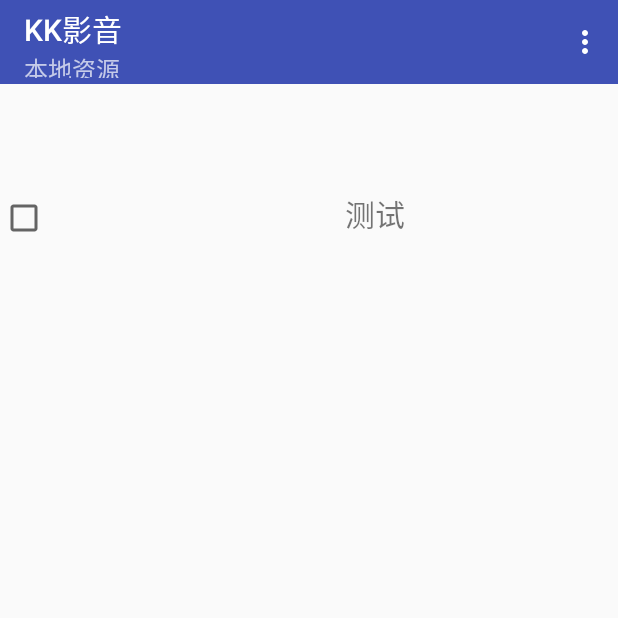
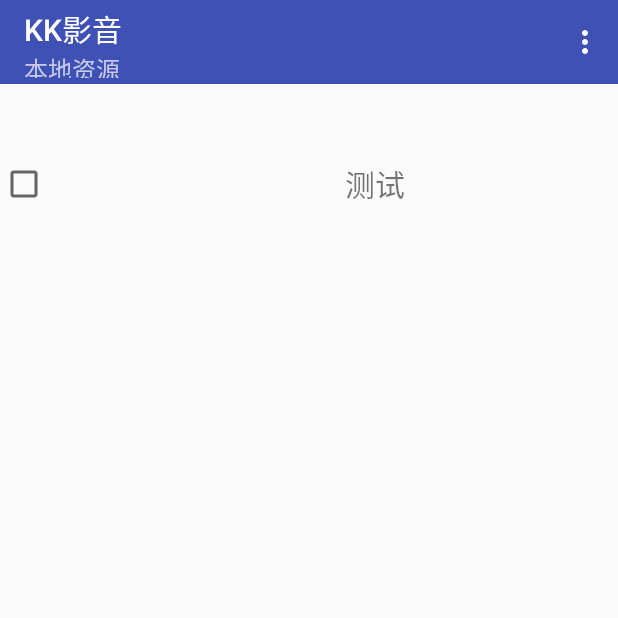
Before and after one commit to jjzhang166/KKPlayer, an Android app: the screen it shows after launch (MainActivity), on a phone screen of 412 x 824 dp, the top half of it. Run offline under Robolectric (Android 15) with nearby library versions, the phone set to English and light mode, and no system bars.

Commit message:
android 控件优化

```diff
--- a/KKPlayerAndroid/app/src/main/AndroidManifest.xml
+++ b/KKPlayerAndroid/app/src/main/AndroidManifest.xml
@@ -9,10 +9,12 @@
         android:icon="@mipmap/ic_launcher"
         android:label="@string/app_name"
         android:supportsRtl="true"
+
         android:theme="@style/AppTheme">
         <activity
             android:name=".MainActivity"
             android:label="@string/app_name"
+            android:configChanges="orientation|screenSize|keyboardHidden"
             android:theme="@style/AppTheme.NoActionBar">
             <intent-filter>
                 <action android:name="android.intent.action.MAIN" />
@@ -21,7 +23,7 @@
             </intent-filter>
         </activity>
         <activity android:name=".CPlayerActivity"
-         android:configChanges="orientation|screenSize"></activity>
+         android:configChanges="orientation|screenSize|keyboardHidden"></activity>
     </application>
     <!-- RECORD_AUDIO is needed to create an audio recorder -->
     <uses-permission android:name="android.permission.RECORD_AUDIO" />
--- a/KKPlayerAndroid/app/src/main/java/com/ic70/kkplayer/kkplayer/CFileManage.java
+++ b/KKPlayerAndroid/app/src/main/java/com/ic70/kkplayer/kkplayer/CFileManage.java
@@ -6,6 +6,7 @@ import android.os.Message;
 
 import java.io.File;
 import java.util.ArrayList;
+import java.util.HashMap;
 import java.util.List;
 //import java.util.logging.Handler;
 
@@ -17,7 +18,7 @@ public class CFileManage extends java.lang.Thread
 {
     private android.os.Handler m_MsgHander;
     private boolean m_Start=false;
-
+    HashMap<String,String> m_PathMap=new HashMap<String,String>();
     public synchronized void start(android.os.Handler handel) {
         m_Start=true;
         m_MsgHander=handel;
@@ -34,27 +35,25 @@ public class CFileManage extends java.lang.Thread
             Path = Environment.getExternalStorageDirectory().getAbsolutePath();
         }
         GetFiles(Path, Extension);
+        Message message = new Message();
 
-        List<CKKMoviePath> Partlist = new ArrayList<CKKMoviePath>();
-        Message message = new Message();
-        int i=0,j=0;
-        while (i<lstFile.size()&&i<100)
-        {
-            CKKMoviePath KKpath = new CKKMoviePath();
-            KKpath.MovieName=lstFile.get(0);
-            Partlist.add( KKpath);
-            lstFile.remove(0);
-            i++;
-        }
-        message.what = COs_KKHander.LIST_STRING;
-        message.obj=Partlist;
+        message.what = COs_KKHander.LIST_MOVIE_INFO;
+        message.obj=lstFile;
         m_MsgHander.sendMessage(message);
     }
 
-    private List<String> lstFile =new ArrayList<String>(); //结果 List
+    private List<CKKMoviePath> lstFile =new ArrayList<CKKMoviePath>(); //结果 List
     public void GetFiles(String Path, String Extension) //搜索目录，扩展名，是否进入子文件夹
     {
+        if(m_PathMap.containsKey(Path))
+        {
+            return;
+        }else
+        {
+            m_PathMap.put(Path,Path);
+        }
         File[] files =new File(Path).listFiles();
+
         if(files!=null) {
             for (int i = 0; i < files.length; i++) {
                 File f = files[i];
@@ -65,12 +64,19 @@ public class CFileManage extends java.lang.Thread
                     {
                        name=name.toLowerCase();
                         if ( name.equals(Extension)) //判断扩展名
-                            lstFile.add(f.getPath());
+                        {
+                            CKKMoviePath KKPath = new CKKMoviePath();
+                            KKPath.MovieName=f.getName();
+                            KKPath.MoviePath=f.getPath();
+                            lstFile.add(KKPath);
+                        }
                     }
+                } else if (f.isDirectory()&&f.getPath().indexOf("/.") == -1&& !f.isHidden()) //忽略点文件（隐藏文件/文件夹）
+                {
+                    //&&f.getName().toLowerCase()!="data" &&
+                        GetFiles(f.getPath(), Extension);
+                }
 
-
-                } else if (f.isDirectory()&&f.getName().toLowerCase()!="data" && f.getPath().indexOf("/.") == -1&& !f.isHidden()) //忽略点文件（隐藏文件/文件夹）
-                    GetFiles(f.getPath(), Extension);
             }
         }
     }
--- a/KKPlayerAndroid/app/src/main/java/com/ic70/kkplayer/kkplayer/CKKMListAdapter.java
+++ b/KKPlayerAndroid/app/src/main/java/com/ic70/kkplayer/kkplayer/CKKMListAdapter.java
@@ -49,12 +49,16 @@ public class CKKMListAdapter extends BaseAdapter
             convertView=inflater.inflate(R.layout.mlist_item, null);
         }
         CheckBox cb=( CheckBox)convertView.findViewById(R.id.CheckBox_0);
-        cb.setOnCheckedChangeListener(new CKKCheckBoxClick(this, array.get(position).MovieName));
+        cb.setOnCheckedChangeListener(new CKKCheckBoxClick(this, array.get(position).MoviePath));
 
 
         TextView textView1=(TextView)convertView.findViewById(R.id.simple_item_1);
         textView1.setText(array.get(position).MovieName);
         textView1.setTextSize(20);//可以设置
+
+        TextView textView2=(TextView)convertView.findViewById(R.id.MoviePathText);
+        textView2.setText(array.get(position).MoviePath);
+
         return convertView;
     }
     protected void onCheckBoxClick(View view,String UserData)
@@ -83,13 +87,5 @@ public class CKKMListAdapter extends BaseAdapter
         {
             m_KKlist.onCheckBoxClick( var1, m_UserData);
         }
-
-       /* public void onClick(View view) {
-             switch(view.getId())
-             {
-                   case R.id.CheckBox_0:
-                                            m_KKlist.onCheckBoxClick(view);
-             }
-        }*/
     }
  }
--- a/KKPlayerAndroid/app/src/main/java/com/ic70/kkplayer/kkplayer/CKKMoviePath.java
+++ b/KKPlayerAndroid/app/src/main/java/com/ic70/kkplayer/kkplayer/CKKMoviePath.java
@@ -7,5 +7,6 @@ package com.ic70.kkplayer.kkplayer;
 public class CKKMoviePath
 {
     public String MovieName;
+    public String MoviePath;
 
 }
--- a/KKPlayerAndroid/app/src/main/java/com/ic70/kkplayer/kkplayer/COs_KKHander.java
+++ b/KKPlayerAndroid/app/src/main/java/com/ic70/kkplayer/kkplayer/COs_KKHander.java
@@ -9,7 +9,7 @@ import java.util.List;
  */
 public class COs_KKHander extends android.os.Handler
 {
-    public static final  int  LIST_STRING=100;
+    public static final  int  LIST_MOVIE_INFO=100;
     private IKKMessageHandler m_KKMessageHandler;
     public COs_KKHander(IKKMessageHandler obj)
     {
--- a/KKPlayerAndroid/app/src/main/java/com/ic70/kkplayer/kkplayer/CPlayerActivity.java
+++ b/KKPlayerAndroid/app/src/main/java/com/ic70/kkplayer/kkplayer/CPlayerActivity.java
@@ -114,8 +114,9 @@ public class CPlayerActivity extends Activity {
         if (keyCode == KeyEvent.KEYCODE_BACK) {
             m_KKPlayer.KKDel();
             m_KKPlayer=null;
+            Log.v("MoviePath", "Del");
+            finish();
             Log.v("MoviePath", "退出 over mmm");
-            finish();
         }
         return false;
     }
--- a/KKPlayerAndroid/app/src/main/java/com/ic70/kkplayer/kkplayer/MainActivity.java
+++ b/KKPlayerAndroid/app/src/main/java/com/ic70/kkplayer/kkplayer/MainActivity.java
@@ -9,6 +9,8 @@ import android.support.design.widget.FloatingActionButton;
 import android.support.design.widget.Snackbar;
 import android.support.v7.app.AppCompatActivity;
 import android.support.v7.widget.Toolbar;
+import android.util.Log;
+import android.view.KeyEvent;
 import android.view.View;
 import android.view.Menu;
 import android.view.MenuItem;
@@ -30,10 +32,24 @@ import java.util.List;
 public class MainActivity extends AppCompatActivity implements IKKMessageHandler
 {
     private  Handler m_Handler;
+    //视频文件管理
     private CFileManage m_FileManage;
+    boolean m_HandleIni=false;
+    private List<CKKMoviePath> m_lstFile;
+    public MainActivity()
+    {
+        Log.v("MainActivity","初始化" );
+        //扫描文件系统
+        m_FileManage = new CFileManage();
+    }
     @Override
     protected void onCreate(Bundle savedInstanceState) {
         super.onCreate(savedInstanceState);
+        IniControl();
+        ListView Localmovie_list = (ListView) findViewById(R.id.listView);/**/
+    }
+    void IniControl()
+    {
         setContentView(R.layout.activity_main);
         Toolbar toolbar = (Toolbar) findViewById(R.id.toolbar);
         //toolbar.setLogo(R.drawable.ic_launcher);
@@ -43,6 +59,12 @@ public class MainActivity extends AppCompatActivity implements IKKMessageHandler
         toolbar.setSubtitle("本地资源");
         setSupportActionBar(toolbar);
 
+        if(m_lstFile==null&&m_Handler==null)
+        {
+            m_Handler = new COs_KKHander(this);
+            m_FileManage.start(m_Handler);
+            m_HandleIni=true;
+        }
         //设置动画效果。
         ImageView infoOperatingIV = (ImageView)findViewById(R.id.RotateImageView);
         Animation operatingAnim = AnimationUtils.loadAnimation(this, R.anim.dirtiprotate);
@@ -53,27 +75,23 @@ public class MainActivity extends AppCompatActivity implements IKKMessageHandler
             infoOperatingIV.bringToFront();
             infoOperatingIV.setVisibility(View.VISIBLE);
         }
-        //扫描文件系统
-        m_Handler = new COs_KKHander(this);
-        m_FileManage = new CFileManage();
-        m_FileManage.start(m_Handler);
-        ListView Localmovie_list = (ListView) findViewById(R.id.listView);/**/
     }
     public void onConfigurationChanged (Configuration newConfig){
 
         super.onConfigurationChanged(newConfig);
-        setContentView(R.layout.activity_main);
-        //注意，这里删除了init()，否则又初始化了，状态就丢失
-        //findViews();
-        //setListensers();
+        IniControl();
+        if(m_lstFile!=null)
+        {
+            LoadFileInfo(m_lstFile);
+        }
     }
     public void HandleKKObj(Object obj)
     {
         Message msg=(Message)obj;
         switch (msg.what) {
-            case  COs_KKHander.LIST_STRING:
-                List<CKKMoviePath> Partlist =( List<CKKMoviePath> )msg.obj;
-                LoadFileInfo(Partlist);
+            case  COs_KKHander.LIST_MOVIE_INFO:
+                m_lstFile =( List<CKKMoviePath> )msg.obj;
+                LoadFileInfo(m_lstFile);
                 break;
         }
         //this.finish();
@@ -117,4 +135,10 @@ public class MainActivity extends AppCompatActivity implements IKKMessageHandler
 
         return super.onOptionsItemSelected(item);
     }
+    @Override
+    public boolean onKeyDown(int keyCode, KeyEvent event)
+    {
+        finish();
+        return false;
+    }
 }
--- a/KKPlayerAndroid/app/src/main/res/layout/mlist_item.xml
+++ b/KKPlayerAndroid/app/src/main/res/layout/mlist_item.xml
@@ -18,10 +18,26 @@
      android:layout_alignParentTop="true"
      android:layout_alignParentLeft="true"
      android:layout_alignParentStart="true" />
-     <TextView android:id="@+id/simple_item_1"
-     android:layout_width="wrap_content"
-     android:layout_height="260px"
-     android:gravity="center"
-     android:layout_toRightOf="@id/simple_item_0"
-     />
+
+    <FrameLayout xmlns:android="http://schemas.android.com/apk/res/android"
+    android:layout_width="wrap_content"
+    android:layout_height="200px"
+        android:orientation="vertical">
+            <TextView android:id="@+id/simple_item_1"
+            android:layout_width="wrap_content"
+            android:layout_height="wrap_content"
+            android:textSize="24px"
+            android:text="测试"
+            android:gravity="center"
+            android:layout_toRightOf="@id/simple_item_0"
+                android:layout_gravity="center_vertical" />
+          <TextView android:id="@+id/MoviePathText"
+            android:layout_width="wrap_content"
+            android:layout_height="30px"
+            android:textSize="24px"
+            android:text="测试"
+            android:gravity="left|center"
+            android:layout_toRightOf="@id/simple_item_0"
+              android:layout_gravity="bottom" />
+    </FrameLayout>
 </LinearLayout>
```
Also changed, not shown: 1 other file.
